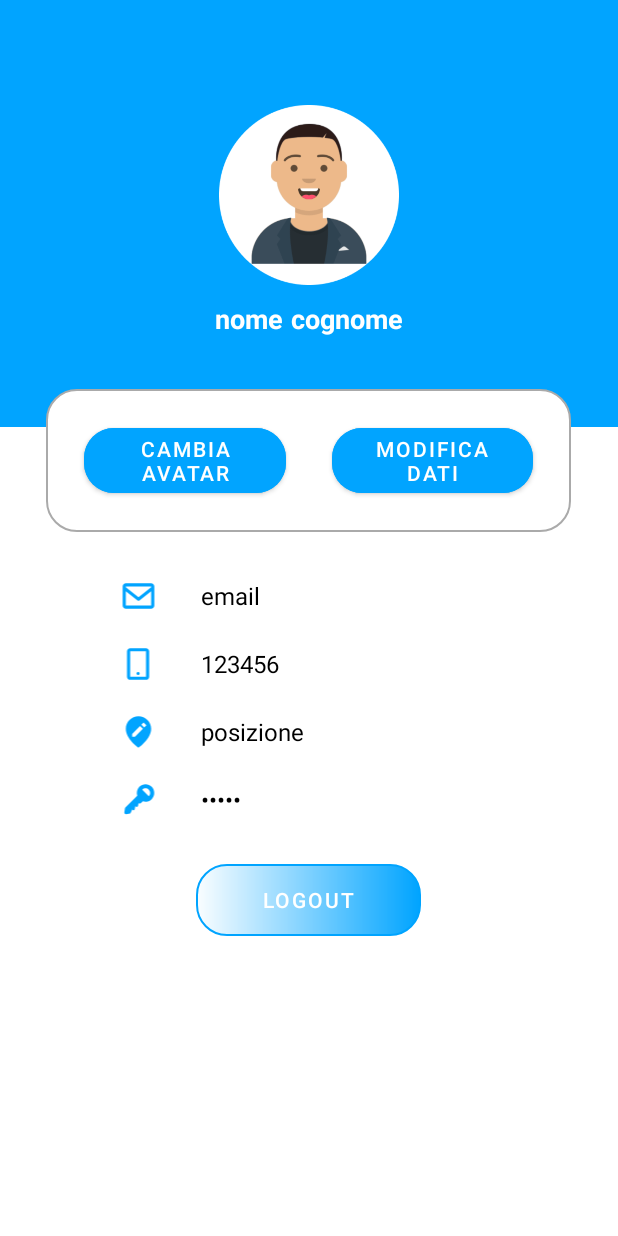
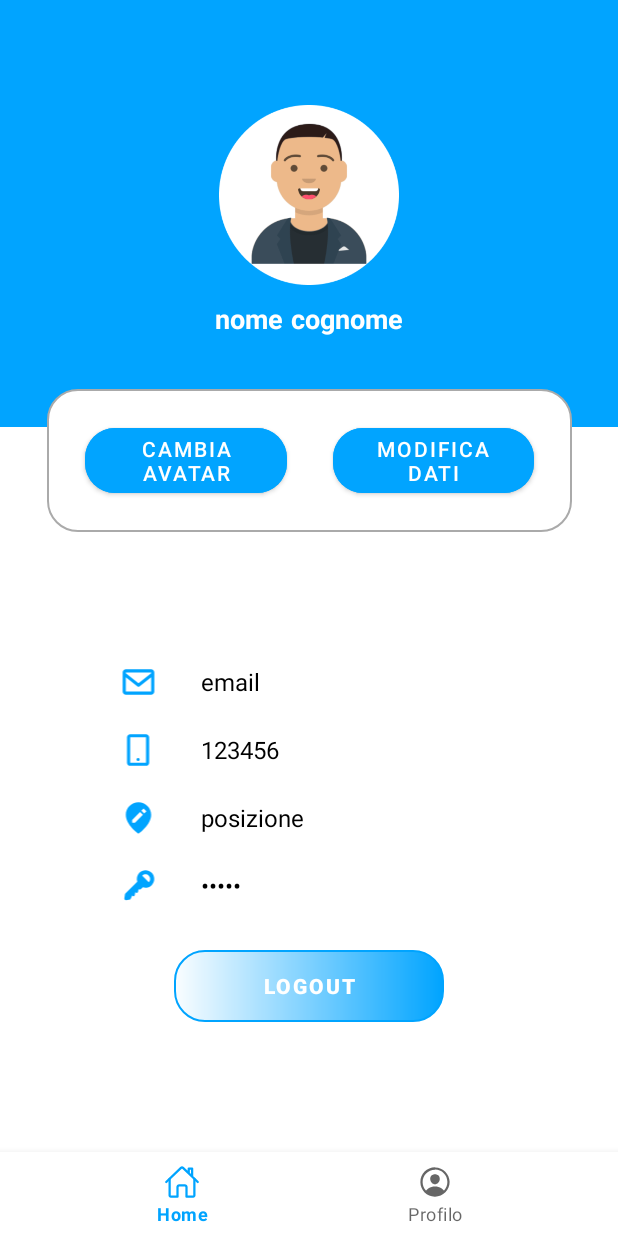
Before and after one commit to Gabriel-Marchione/progettoPWM, an Android app: the ProfiloUtenteActivity screen opened directly, with no data from a screen before it, on a phone screen of 412 x 824 dp. Run offline under Robolectric (Android 15) with nearby library versions, the phone set to English and light mode, and no system bars; 1 statement that could not run was skipped.

Commit message:
convertito linearLayout in constraintLayout; aggiunto menu.

```diff
--- a/app/src/main/AndroidManifest.xml
+++ b/app/src/main/AndroidManifest.xml
@@ -26,6 +26,10 @@
         <activity
             android:name="com.progettopwm.progettopwm.profiloUtente.ProfiloUtenteActivity">
         </activity>
+
+        <activity
+            android:name="com.progettopwm.progettopwm.registrazioneUtente.RegistrazioneUtenteActivity">
+        </activity>
     </application>
 
 </manifest>
--- /dev/null
+++ b/app/src/main/res/drawable/homemenu.xml
@@ -0,0 +1,20 @@
+<vector xmlns:android="http://schemas.android.com/apk/res/android"
+    android:width="512dp"
+    android:height="512dp"
+    android:viewportWidth="512"
+    android:viewportHeight="512">
+  <path
+      android:pathData="M80,212V448C80,452.24 81.69,456.31 84.69,459.31C87.69,462.31 91.76,464 96,464H192V328C192,321.64 194.53,315.53 199.03,311.03C203.53,306.53 209.63,304 216,304H296C302.36,304 308.47,306.53 312.97,311.03C317.47,315.53 320,321.64 320,328V464H416C420.24,464 424.31,462.31 427.31,459.31C430.31,456.31 432,452.24 432,448V212"
+      android:strokeLineJoin="round"
+      android:strokeWidth="32"
+      android:fillColor="#00000000"
+      android:strokeColor="#01A4FF"
+      android:strokeLineCap="round"/>
+  <path
+      android:pathData="M480,256L266.89,52C261.89,46.72 250.2,46.66 245.11,52L32,256M400,179V64H352V133"
+      android:strokeLineJoin="round"
+      android:strokeWidth="32"
+      android:fillColor="#00000000"
+      android:strokeColor="#01A4FF"
+      android:strokeLineCap="round"/>
+</vector>
--- /dev/null
+++ b/app/src/main/res/drawable/usermenu.xml
@@ -0,0 +1,12 @@
+<vector xmlns:android="http://schemas.android.com/apk/res/android"
+    android:width="512dp"
+    android:height="512dp"
+    android:viewportWidth="512"
+    android:viewportHeight="512">
+  <path
+      android:pathData="M258.9,48C141.92,46.42 46.42,141.92 48,258.9C49.56,371.09 140.91,462.44 253.1,464C370.1,465.6 465.58,370.1 463.98,253.12C462.44,140.91 371.09,49.56 258.9,48ZM385.32,375.25C384.92,375.68 384.43,376.02 383.89,376.24C383.35,376.46 382.76,376.56 382.17,376.53C381.59,376.5 381.02,376.34 380.5,376.06C379.98,375.79 379.53,375.4 379.18,374.93C370.24,363.23 359.28,353.21 346.83,345.34C321.37,329 289.11,320 256,320C222.89,320 190.63,329 165.17,345.34C152.72,353.2 141.76,363.22 132.82,374.92C132.47,375.39 132.02,375.78 131.5,376.05C130.98,376.33 130.41,376.49 129.82,376.52C129.24,376.55 128.65,376.45 128.11,376.23C127.57,376.01 127.08,375.67 126.68,375.24C97.34,343.56 80.71,302.17 80,259C78.37,161.69 158.22,80.24 255.57,80C352.92,79.76 432,158.81 432,256C432.03,300.21 415.36,342.81 385.32,375.25Z"
+      android:fillColor="#01A4FF"/>
+  <path
+      android:pathData="M256,144C236.28,144 218.45,151.39 205.78,164.82C193.11,178.25 186.78,196.82 188.21,216.75C191.11,256 221.52,288 256,288C290.48,288 320.83,256 323.79,216.76C325.27,197.02 318.99,178.62 306.11,164.94C293.39,151.44 275.59,144 256,144Z"
+      android:fillColor="#01A4FF"/>
+</vector>
--- a/app/src/main/res/layout/activity_visualizzazione_profilo.xml
+++ b/app/src/main/res/layout/activity_visualizzazione_profilo.xml
@@ -1,22 +1,27 @@
 <?xml version="1.0" encoding="utf-8"?>
 <ScrollView xmlns:android="http://schemas.android.com/apk/res/android"
     xmlns:app="http://schemas.android.com/apk/res-auto"
+    xmlns:tools="http://schemas.android.com/tools"
     android:layout_width="match_parent"
     android:layout_height="match_parent"
     android:fillViewport="true">
 
-    <LinearLayout
+    <androidx.constraintlayout.widget.ConstraintLayout
         android:layout_width="match_parent"
         android:layout_height="wrap_content"
         android:orientation="vertical">
 
         <LinearLayout
+            android:id="@+id/linearLayout12"
             android:layout_width="match_parent"
             android:layout_height="wrap_content"
             android:layout_gravity="center"
             android:background="#01A4FF"
             android:gravity="center"
-            android:orientation="vertical">
+            android:orientation="vertical"
+            app:layout_constraintEnd_toEndOf="parent"
+            app:layout_constraintStart_toStartOf="parent"
+            app:layout_constraintTop_toTopOf="parent">
 
             <ImageView
                 android:id="@+id/avatarImageView"
@@ -57,13 +62,16 @@
         </LinearLayout>
 
         <LinearLayout
+            android:id="@+id/linearLayout13"
             android:layout_width="350dp"
             android:layout_height="wrap_content"
-            android:layout_gravity="center"
             android:layout_marginTop="-25dp"
             android:background="@drawable/simple_border_grey"
             android:gravity="center"
-            android:orientation="horizontal">
+            android:orientation="horizontal"
+            app:layout_constraintEnd_toEndOf="parent"
+            app:layout_constraintStart_toStartOf="parent"
+            app:layout_constraintTop_toBottomOf="@+id/linearLayout12">
 
             <Button
                 android:id="@+id/cambiaAvatarButton"
@@ -96,8 +104,13 @@
             android:layout_width="300dp"
             android:layout_height="wrap_content"
             android:layout_gravity="center"
-            android:layout_marginTop="10dp"
-            android:orientation="vertical">
+            android:layout_marginBottom="20dp"
+            android:gravity="center"
+            android:orientation="vertical"
+            app:layout_constraintBottom_toTopOf="@+id/bottomNavigationView4"
+            app:layout_constraintEnd_toEndOf="parent"
+            app:layout_constraintStart_toStartOf="parent"
+            app:layout_constraintTop_toBottomOf="@+id/linearLayout13">
 
             <LinearLayout
                 android:layout_width="match_parent"
@@ -218,13 +231,25 @@
 
             <Button
                 android:id="@+id/logoutButton"
-                android:layout_width="150dp"
+                android:layout_width="180dp"
                 android:layout_height="wrap_content"
                 android:layout_gravity="center"
                 android:layout_marginTop="30dp"
                 android:background="@drawable/logout_button_background"
-                android:text="Logout" />
+                android:text="Logout"
+                android:textStyle="bold" />
         </LinearLayout>
 
-    </LinearLayout>
+        <com.google.android.material.bottomnavigation.BottomNavigationView
+            android:id="@+id/bottomNavigationView4"
+            android:layout_width="match_parent"
+            android:layout_height="wrap_content"
+            app:itemRippleColor="#000"
+            app:layout_constraintBottom_toBottomOf="parent"
+            app:layout_constraintEnd_toEndOf="parent"
+            app:layout_constraintHorizontal_bias="0.0"
+            app:layout_constraintStart_toStartOf="parent"
+            app:menu="@menu/menu_layout" />
+
+    </androidx.constraintlayout.widget.ConstraintLayout>
 </ScrollView>
--- /dev/null
+++ b/app/src/main/res/menu/menu_layout.xml
@@ -0,0 +1,13 @@
+<?xml version="1.0" encoding="utf-8"?>
+<menu xmlns:android="http://schemas.android.com/apk/res/android">
+
+    <item
+        android:id="@+id/homepageMenuItem"
+        android:icon="@drawable/homemenu"
+        android:title="Home" />
+
+    <item
+        android:id="@+id/profiloMenuItem"
+        android:icon="@drawable/usermenu"
+        android:title="Profilo" />
+</menu>
```
Also changed, not shown: app/src/main/java/com/progettopwm/progettopwm/BottomNavigationManager.kt (added, +37 -0 lines), app/src/main/java/com/progettopwm/progettopwm/LoginActivity.kt (+5 -4 lines), app/src/main/java/com/progettopwm/progettopwm/registrazioneUtente/RegistrazioneUtenteActivity.kt (added, +11 -0 lines), app/src/main/res/layout/activity_login.xml (+17 -4 lines).
